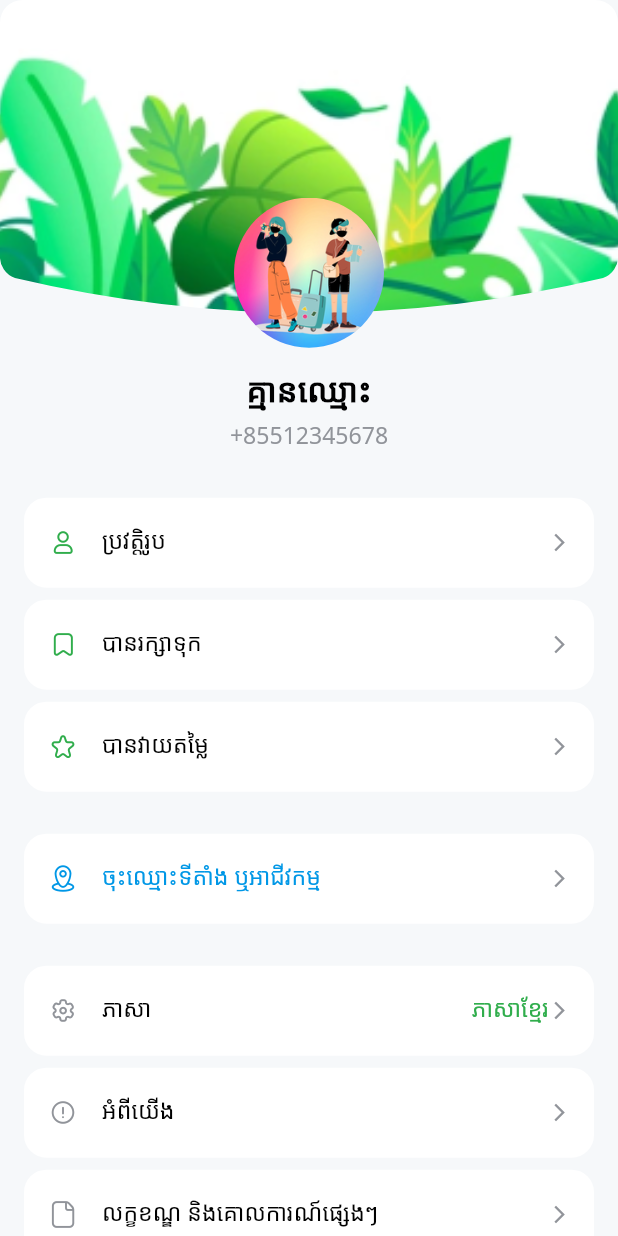
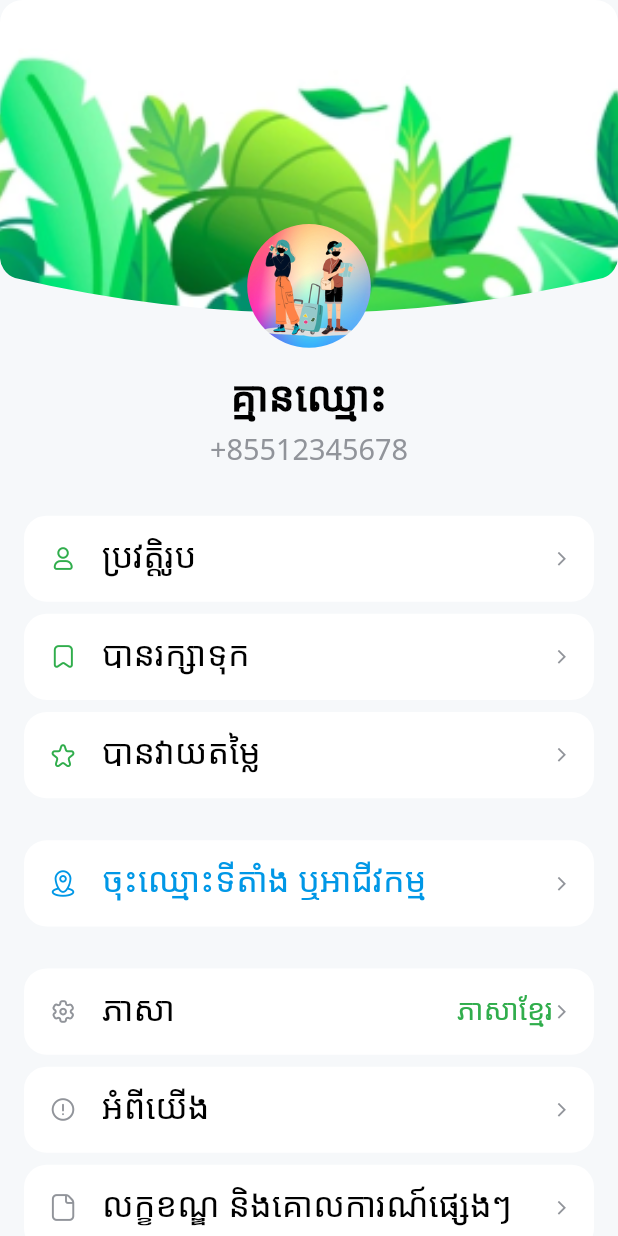
Before and after one commit to nakhimchea/travenx_loitafoundation, a Flutter app: the Profile screen opened directly with empty values, on a phone screen of 412 x 824 dp. Run offline on Flutter 3.47's test engine with Material 2 defaults, Android fonts, the phone set to English and light mode, and no system bars; our stand-ins replace animated_text_kit, cached_network_image, cloud_firestore, firebase_auth, firebase_core, flutter_secure_storage and 2 more; missing offline and left inert: flutter_facebook_auth; accounts and stored records are empty.

Commit message:
Medium Screen Login/Logout Completed

```diff
--- a/lib/providers/landscapeBody.dart
+++ b/lib/providers/landscapeBody.dart
@@ -6,8 +6,6 @@ import 'package:travenx_loitafoundation/screens/landscape/screens.dart';
 import 'custom_nav_bar.dart';
 
 class LandscapeBody extends StatefulWidget {
-  const LandscapeBody({Key? key}) : super(key: key);
-
   @override
   _LandscapeBodyState createState() => _LandscapeBodyState();
 }
--- a/lib/screens/landscape/chat_screen.dart
+++ b/lib/screens/landscape/chat_screen.dart
@@ -1,8 +1,6 @@
 import 'package:flutter/material.dart';
 
 class ChatScreen extends StatefulWidget {
-  const ChatScreen({Key? key}) : super(key: key);
-
   @override
   _ChatScreenState createState() => _ChatScreenState();
 }
--- a/lib/screens/landscape/home_screen.dart
+++ b/lib/screens/landscape/home_screen.dart
@@ -1,8 +1,6 @@
 import 'package:flutter/material.dart';
 
 class HomeScreen extends StatefulWidget {
-  const HomeScreen({Key? key}) : super(key: key);
-
   @override
   _HomeScreenState createState() => _HomeScreenState();
 }
--- a/lib/screens/landscape/wallet_screen.dart
+++ b/lib/screens/landscape/wallet_screen.dart
@@ -1,8 +1,6 @@
 import 'package:flutter/material.dart';
 
 class WalletScreen extends StatefulWidget {
-  const WalletScreen({Key? key}) : super(key: key);
-
   @override
   _WalletScreenState createState() => _WalletScreenState();
 }
--- a/lib/screens/medium/chat_screen.dart
+++ b/lib/screens/medium/chat_screen.dart
@@ -1,8 +1,6 @@
 import 'package:flutter/material.dart';
 
 class ChatScreen extends StatefulWidget {
-  const ChatScreen({Key? key}) : super(key: key);
-
   @override
   _ChatScreenState createState() => _ChatScreenState();
 }
--- a/lib/screens/medium/profile_screen/profile.dart
+++ b/lib/screens/medium/profile_screen/profile.dart
@@ -3,7 +3,6 @@ import 'package:flutter/material.dart';
 import 'package:flutter_secure_storage/flutter_secure_storage.dart';
 import 'package:travenx_loitafoundation/config/constant.dart';
 import 'package:travenx_loitafoundation/config/palette.dart';
-import 'package:travenx_loitafoundation/config/variable.dart';
 import 'package:travenx_loitafoundation/icons/icons.dart';
 import 'package:travenx_loitafoundation/widgets/medium/home_screen/profile_category.dart';
 import 'package:travenx_loitafoundation/widgets/medium/home_screen/short_profile.dart';
@@ -33,7 +32,8 @@ class _ProfileState extends State<Profile> {
   @override
   Widget build(BuildContext context) {
     return Scaffold(
-      body: CustomScrollView(
+      body: LayoutBuilder(
+        builder: (context, constraints) => CustomScrollView(
           slivers: [
             SliverToBoxAdapter(
               child: ShortProfile(
@@ -62,7 +62,7 @@ class _ProfileState extends State<Profile> {
                         Icon(
                           Icons.arrow_forward_ios_sharp,
                           color: Theme.of(context).primaryIconTheme.color,
-                        size: 14.0,
+                          size: MediaQuery.of(context).size.height / 75,
                         )
                       ],
                     ),
@@ -77,7 +77,7 @@ class _ProfileState extends State<Profile> {
                         Icon(
                           Icons.arrow_forward_ios_sharp,
                           color: Theme.of(context).primaryIconTheme.color,
-                        size: 14.0,
+                          size: MediaQuery.of(context).size.height / 75,
                         )
                       ],
                     ),
@@ -92,7 +92,7 @@ class _ProfileState extends State<Profile> {
                         Icon(
                           Icons.arrow_forward_ios_sharp,
                           color: Theme.of(context).primaryIconTheme.color,
-                        size: 14.0,
+                          size: MediaQuery.of(context).size.height / 75,
                         )
                       ],
                     ),
@@ -109,7 +109,7 @@ class _ProfileState extends State<Profile> {
                         Icon(
                           Icons.arrow_forward_ios_sharp,
                           color: Theme.of(context).primaryIconTheme.color,
-                        size: 14.0,
+                          size: MediaQuery.of(context).size.height / 75,
                         )
                       ],
                     ),
@@ -124,7 +124,7 @@ class _ProfileState extends State<Profile> {
                       trailing: [
                         Text(
                           'ភាសាខ្មែរ',
-                        textScaleFactor: textScaleFactor,
+                          textScaleFactor: constraints.maxWidth / 300,
                           style: Theme.of(context)
                               .textTheme
                               .bodyText1!
@@ -134,7 +134,7 @@ class _ProfileState extends State<Profile> {
                         Icon(
                           Icons.arrow_forward_ios_sharp,
                           color: Theme.of(context).primaryIconTheme.color,
-                        size: 14.0,
+                          size: MediaQuery.of(context).size.height / 75,
                         )
                       ],
                     ),
@@ -149,7 +149,7 @@ class _ProfileState extends State<Profile> {
                         Icon(
                           Icons.arrow_forward_ios_sharp,
                           color: Theme.of(context).primaryIconTheme.color,
-                        size: 14.0,
+                          size: MediaQuery.of(context).size.height / 75,
                         )
                       ],
                     ),
@@ -164,7 +164,7 @@ class _ProfileState extends State<Profile> {
                         Icon(
                           Icons.arrow_forward_ios_sharp,
                           color: Theme.of(context).primaryIconTheme.color,
-                        size: 14.0,
+                          size: MediaQuery.of(context).size.height / 75,
                         )
                       ],
                     ),
@@ -179,7 +179,7 @@ class _ProfileState extends State<Profile> {
                         Icon(
                           Icons.arrow_forward_ios_sharp,
                           color: Theme.of(context).primaryIconTheme.color,
-                        size: 14.0,
+                          size: MediaQuery.of(context).size.height / 75,
                         )
                       ],
                     ),
@@ -216,7 +216,8 @@ class _ProfileState extends State<Profile> {
                         try {
                           await FirebaseAuth.instance.signOut();
                           await FlutterSecureStorage().delete(key: 'userId');
-                        await FlutterSecureStorage().delete(key: 'isAnonymous');
+                          await FlutterSecureStorage()
+                              .delete(key: 'isAnonymous');
                           widget.cleanProfileCallback();
                           widget.loggedInCallback();
                         } catch (_) {
@@ -227,7 +228,7 @@ class _ProfileState extends State<Profile> {
                     SizedBox(height: 20.0),
                     Text(
                       'កម្មវិធីជំនាន់ទី ១.០',
-                    textScaleFactor: textScaleFactor,
+                      textScaleFactor: constraints.maxWidth / 300,
                       style: Theme.of(context).textTheme.bodyText1,
                     ),
                   ],
@@ -236,6 +237,7 @@ class _ProfileState extends State<Profile> {
             ),
           ],
         ),
+      ),
     );
   }
 }
--- a/lib/screens/medium/wallet_screen.dart
+++ b/lib/screens/medium/wallet_screen.dart
@@ -1,8 +1,6 @@
 import 'package:flutter/material.dart';
 
 class WalletScreen extends StatefulWidget {
-  const WalletScreen({Key? key}) : super(key: key);
-
   @override
   _WalletScreenState createState() => _WalletScreenState();
 }
--- a/lib/screens/portrait/chat_screen.dart
+++ b/lib/screens/portrait/chat_screen.dart
@@ -1,8 +1,6 @@
 import 'package:flutter/material.dart';
 
 class ChatScreen extends StatefulWidget {
-  const ChatScreen({Key? key}) : super(key: key);
-
   @override
   _ChatScreenState createState() => _ChatScreenState();
 }
--- a/lib/screens/portrait/home_screen.dart
+++ b/lib/screens/portrait/home_screen.dart
@@ -1,8 +1,6 @@
 import 'package:flutter/material.dart';
 
 class HomeScreen extends StatefulWidget {
-  const HomeScreen({Key? key}) : super(key: key);
-
   @override
   _HomeScreenState createState() => _HomeScreenState();
 }
--- a/lib/screens/portrait/profile_screen/login.dart
+++ b/lib/screens/portrait/profile_screen/login.dart
@@ -447,8 +447,6 @@ class _PhoneLoginState extends State<PhoneLogin> {
 }
 
 class PolicyAgreement extends StatelessWidget {
-  const PolicyAgreement({Key? key}) : super(key: key);
-
   @override
   Widget build(BuildContext context) {
     return GestureDetector(
@@ -460,17 +458,16 @@ class PolicyAgreement extends StatelessWidget {
             style: const TextStyle(
               color: Colors.white60,
               fontSize: 12.0,
-              height: 1.67,
               fontFamily: 'Nokora',
               fontWeight: FontWeight.w400,
             ),
           ),
+          SizedBox(height: 3),
           Text(
             'លក្ខខណ្ឌ និងគោលនយោបាយឯកជនភាព',
             style: const TextStyle(
               color: Colors.white60,
               fontSize: 12.0,
-              height: 1.67,
               fontFamily: 'Nokora',
               fontWeight: FontWeight.w700,
             ),
--- a/lib/screens/portrait/wallet_screen.dart
+++ b/lib/screens/portrait/wallet_screen.dart
@@ -1,8 +1,6 @@
 import 'package:flutter/material.dart';
 
 class WalletScreen extends StatefulWidget {
-  const WalletScreen({Key? key}) : super(key: key);
-
   @override
   _WalletScreenState createState() => _WalletScreenState();
 }
--- a/lib/widgets/medium/home_screen/profile_category.dart
+++ b/lib/widgets/medium/home_screen/profile_category.dart
@@ -1,6 +1,5 @@
 import 'package:flutter/material.dart';
 import 'package:travenx_loitafoundation/config/constant.dart';
-import 'package:travenx_loitafoundation/config/variable.dart';
 
 class ProfileCategory extends StatelessWidget {
   final Widget icon;
@@ -22,9 +21,12 @@ class ProfileCategory extends StatelessWidget {
   Widget build(BuildContext context) {
     return GestureDetector(
       onTap: onTap,
-      child: Container(
+      child: LayoutBuilder(
+        builder: (context, constraints) => Container(
           margin: EdgeInsets.symmetric(vertical: 4.0),
-        padding: EdgeInsets.symmetric(horizontal: kHPadding, vertical: 20.0),
+          padding: EdgeInsets.symmetric(
+              horizontal: kHPadding,
+              vertical: MediaQuery.of(context).size.height / 60),
           alignment: Alignment.centerLeft,
           decoration: BoxDecoration(
             color: Theme.of(context).bottomAppBarColor,
@@ -35,26 +37,27 @@ class ProfileCategory extends StatelessWidget {
             children: [
               icon,
               SizedBox(width: kHPadding),
-            Text(
+              Expanded(
+                child: Text(
                   title,
-              textScaleFactor: textScaleFactor,
+                  textScaleFactor: constraints.maxWidth / 200,
                   style: TextStyle(
                     color: textColor != null
                         ? textColor
                         : Theme.of(context).iconTheme.color,
-                fontSize: 14.0,
+                    fontSize: 12.0,
                     fontFamily: 'Nokora',
                     fontWeight: FontWeight.w400,
                   ),
-              overflow: TextOverflow.ellipsis,
+                  overflow: TextOverflow.clip,
                 ),
-            Expanded(
-              child: Row(
+              ),
+              Row(
                 mainAxisAlignment: MainAxisAlignment.end,
                 children: trailing,
               ),
+            ],
           ),
-          ],
         ),
       ),
     );
--- a/lib/widgets/medium/home_screen/short_profile.dart
+++ b/lib/widgets/medium/home_screen/short_profile.dart
@@ -1,7 +1,6 @@
 import 'package:cached_network_image/cached_network_image.dart';
 import 'package:flutter/material.dart';
 import 'package:travenx_loitafoundation/config/constant.dart';
-import 'package:travenx_loitafoundation/config/variable.dart';
 import 'package:travenx_loitafoundation/helpers/profile_clipper.dart';
 import 'package:travenx_loitafoundation/models/profile_object_model.dart';
 
@@ -65,29 +64,29 @@ class ShortProfile extends StatelessWidget {
                 child: ClipOval(
                   child: profileUrl == ''
                       ? Image(
-                          height: profilePictureDiameter,
-                          width: profilePictureDiameter,
+                          height: constraints.maxWidth / 5,
+                          width: constraints.maxWidth / 5,
                           image: AssetImage(_anonymous.imageProfileUrl),
                           fit: BoxFit.contain)
                       : profileUrl.split('/').first == 'assets'
                           ? Image(
-                              height: profilePictureDiameter,
-                              width: profilePictureDiameter,
+                              height: constraints.maxWidth / 5,
+                              width: constraints.maxWidth / 5,
                               image: AssetImage(profileUrl),
                               fit: BoxFit.contain)
                           : CachedNetworkImage(
-                              height: profilePictureDiameter,
-                              width: profilePictureDiameter,
+                              height: constraints.maxWidth / 5,
+                              width: constraints.maxWidth / 5,
                               imageUrl: profileUrl,
                               placeholder: (context, _) => Image(
-                                  height: profilePictureDiameter,
-                                  width: profilePictureDiameter,
+                                  height: constraints.maxWidth / 5,
+                                  width: constraints.maxWidth / 5,
                                   image: AssetImage(
                                       'assets/images/profile_screen/dummy_profile.png'),
                                   fit: BoxFit.contain),
                               errorWidget: (context, _, __) => Container(
-                                  height: profilePictureDiameter,
-                                  width: profilePictureDiameter,
+                                  height: constraints.maxWidth / 5,
+                                  width: constraints.maxWidth / 5,
                                   child: Center(
                                       child: Text('Unable to Load Images'))),
                               fit: BoxFit.contain),
@@ -104,13 +103,13 @@ class ShortProfile extends StatelessWidget {
               children: [
                 Text(
                   '${displayName != '' ? displayName : _anonymous.displayName}',
-                  textScaleFactor: textScaleFactor,
+                  textScaleFactor: constraints.maxWidth / 300,
                   style: Theme.of(context).textTheme.headline2,
                 ),
                 SizedBox(height: 5.0),
                 Text(
                   phoneNumber != '' ? phoneNumber : _anonymous.phoneNumber,
-                  textScaleFactor: textScaleFactor,
+                  textScaleFactor: constraints.maxWidth / 300,
                   style: Theme.of(context).textTheme.bodyText1,
                 ),
               ],
```
Also changed, not shown: lib/main.dart (+3 -5 lines), lib/screens/medium/profile_screen/login.dart (+48 -36 lines), lib/widgets/medium/home_screen/login_card_button.dart (+19 -8 lines), lib/widgets/medium/home_screen/login_text_field.dart (+29 -14 lines), lib/widgets/portrait/profile_screen/login_text_field.dart (+9 -5 lines), assets/images/loading_scaffold.png (added). Lines whose indentation alone changed are shown as unchanged.
